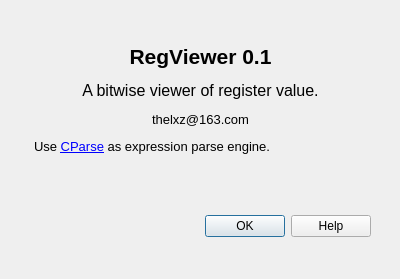
WenChunTech/bit-ops, file aboutdialog.ui: the form before one commit.
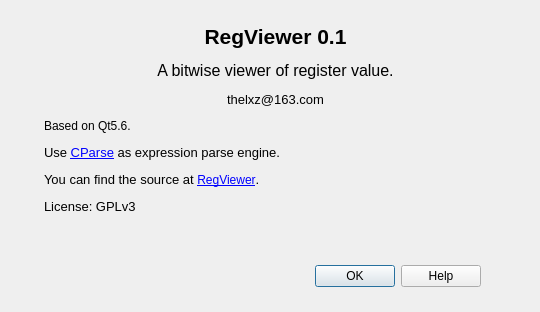
The form after the commit.

The edit to the form file:
```diff
--- a/aboutdialog.ui
+++ b/aboutdialog.ui
@@ -6,8 +6,8 @@
    <rect>
     <x>0</x>
     <y>0</y>
-    <width>400</width>
-    <height>279</height>
+    <width>540</width>
+    <height>312</height>
    </rect>
   </property>
   <property name="windowTitle">
@@ -16,8 +16,8 @@
   <widget class="QDialogButtonBox" name="buttonBox">
    <property name="geometry">
     <rect>
-     <x>30</x>
-     <y>210</y>
+     <x>140</x>
+     <y>260</y>
      <width>341</width>
      <height>32</height>
     </rect>
@@ -35,10 +35,10 @@
   <widget class="QTextBrowser" name="textBrowser">
    <property name="geometry">
     <rect>
-     <x>30</x>
-     <y>40</y>
-     <width>341</width>
-     <height>151</height>
+     <x>40</x>
+     <y>20</y>
+     <width>471</width>
+     <height>251</height>
     </rect>
    </property>
    <property name="styleSheet">
@@ -53,12 +53,14 @@
     <string>&lt;!DOCTYPE HTML PUBLIC &quot;-//W3C//DTD HTML 4.0//EN&quot; &quot;http://www.w3.org/TR/REC-html40/strict.dtd&quot;&gt;
 &lt;html&gt;&lt;head&gt;&lt;meta name=&quot;qrichtext&quot; content=&quot;1&quot; /&gt;&lt;style type=&quot;text/css&quot;&gt;
 p, li { white-space: pre-wrap; }
-&lt;/style&gt;&lt;/head&gt;&lt;body style=&quot; font-family:'Sans'; font-size:10pt; font-weight:400; font-style:normal;&quot;&gt;
-&lt;p align=&quot;center&quot; style=&quot; margin-top:12px; margin-bottom:12px; margin-left:0px; margin-right:0px; -qt-block-indent:0; text-indent:0px;&quot;&gt;&lt;span style=&quot; font-size:16pt; font-weight:600;&quot;&gt;RegViewer 0.1&lt;/span&gt;&lt;/p&gt;
-&lt;p align=&quot;center&quot; style=&quot; margin-top:12px; margin-bottom:12px; margin-left:0px; margin-right:0px; -qt-block-indent:0; text-indent:0px;&quot;&gt;&lt;span style=&quot; font-size:12pt;&quot;&gt;A bitwise viewer of register value.&lt;/span&gt;&lt;/p&gt;
-&lt;p align=&quot;center&quot; style=&quot; margin-top:12px; margin-bottom:12px; margin-left:0px; margin-right:0px; -qt-block-indent:0; text-indent:0px;&quot;&gt;thelxz@163.com&lt;/p&gt;
-&lt;p style=&quot; margin-top:12px; margin-bottom:12px; margin-left:0px; margin-right:0px; -qt-block-indent:0; text-indent:0px;&quot;&gt;Use &lt;a href=&quot;https://github.com/cparse/cparse&quot;&gt;&lt;span style=&quot; text-decoration: underline; color:#0000ff;&quot;&gt;CParse&lt;/span&gt;&lt;/a&gt; as expression parse engine.&lt;/p&gt;
-&lt;p style=&quot;-qt-paragraph-type:empty; margin-top:12px; margin-bottom:12px; margin-left:0px; margin-right:0px; -qt-block-indent:0; text-indent:0px;&quot;&gt;&lt;br /&gt;&lt;/p&gt;&lt;/body&gt;&lt;/html&gt;</string>
+&lt;/style&gt;&lt;/head&gt;&lt;body style=&quot; font-family:'SimSun'; font-size:9.07563pt; font-weight:400; font-style:normal;&quot;&gt;
+&lt;p align=&quot;center&quot; style=&quot; margin-top:12px; margin-bottom:12px; margin-left:0px; margin-right:0px; -qt-block-indent:0; text-indent:0px;&quot;&gt;&lt;span style=&quot; font-family:'Sans'; font-size:16pt; font-weight:600;&quot;&gt;RegViewer 0.1&lt;/span&gt;&lt;/p&gt;
+&lt;p align=&quot;center&quot; style=&quot; margin-top:12px; margin-bottom:12px; margin-left:0px; margin-right:0px; -qt-block-indent:0; text-indent:0px;&quot;&gt;&lt;span style=&quot; font-family:'Sans'; font-size:12pt;&quot;&gt;A bitwise viewer of register value.&lt;/span&gt;&lt;/p&gt;
+&lt;p align=&quot;center&quot; style=&quot; margin-top:12px; margin-bottom:12px; margin-left:0px; margin-right:0px; -qt-block-indent:0; text-indent:0px;&quot;&gt;&lt;span style=&quot; font-family:'Sans'; font-size:10pt;&quot;&gt;thelxz@163.com&lt;/span&gt;&lt;/p&gt;
+&lt;p style=&quot; margin-top:12px; margin-bottom:12px; margin-left:0px; margin-right:0px; -qt-block-indent:0; text-indent:0px;&quot;&gt;&lt;span style=&quot; font-size:9.07563pt;&quot;&gt;Based on Qt5.6.&lt;/span&gt;&lt;/p&gt;
+&lt;p style=&quot; margin-top:12px; margin-bottom:12px; margin-left:0px; margin-right:0px; -qt-block-indent:0; text-indent:0px;&quot;&gt;&lt;span style=&quot; font-family:'Sans'; font-size:10pt;&quot;&gt;Use &lt;/span&gt;&lt;a href=&quot;https://github.com/cparse/cparse&quot;&gt;&lt;span style=&quot; font-family:'Sans'; font-size:10pt; text-decoration: underline; color:#0000ff;&quot;&gt;CParse&lt;/span&gt;&lt;/a&gt;&lt;span style=&quot; font-family:'Sans'; font-size:10pt;&quot;&gt; as expression parse engine.&lt;/span&gt;&lt;/p&gt;
+&lt;p style=&quot; margin-top:12px; margin-bottom:12px; margin-left:0px; margin-right:0px; -qt-block-indent:0; text-indent:0px;&quot;&gt;&lt;span style=&quot; font-family:'Sans'; font-size:10pt;&quot;&gt;You can find the source at &lt;/span&gt;&lt;a href=&quot;https://gitee.com/thelxz/regviewer_v2&quot;&gt;&lt;span style=&quot; font-size:9pt; text-decoration: underline; color:#0000ff;&quot;&gt;RegViewer&lt;/span&gt;&lt;/a&gt;&lt;span style=&quot; font-family:'Sans'; font-size:10pt;&quot;&gt;.&lt;/span&gt;&lt;/p&gt;
+&lt;p style=&quot; margin-top:12px; margin-bottom:12px; margin-left:0px; margin-right:0px; -qt-block-indent:0; text-indent:0px;&quot;&gt;&lt;span style=&quot; font-family:'Sans'; font-size:10pt;&quot;&gt;License: GPLv3&lt;/span&gt;&lt;/p&gt;&lt;/body&gt;&lt;/html&gt;</string>
    </property>
   </widget>
  </widget>
```
